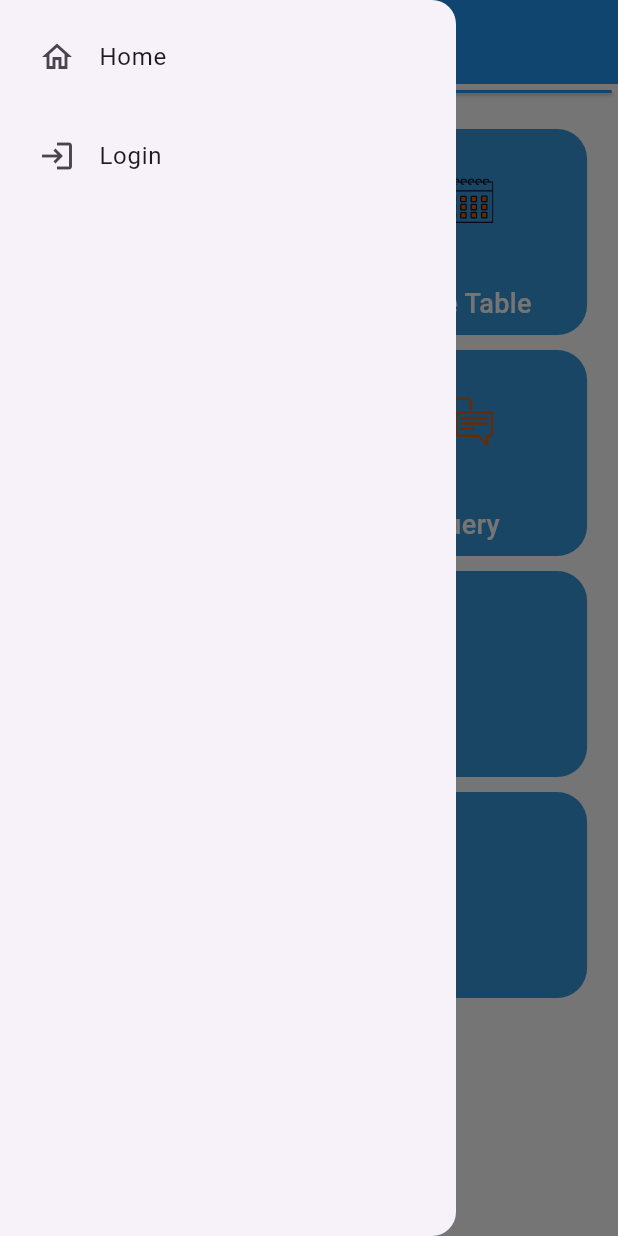
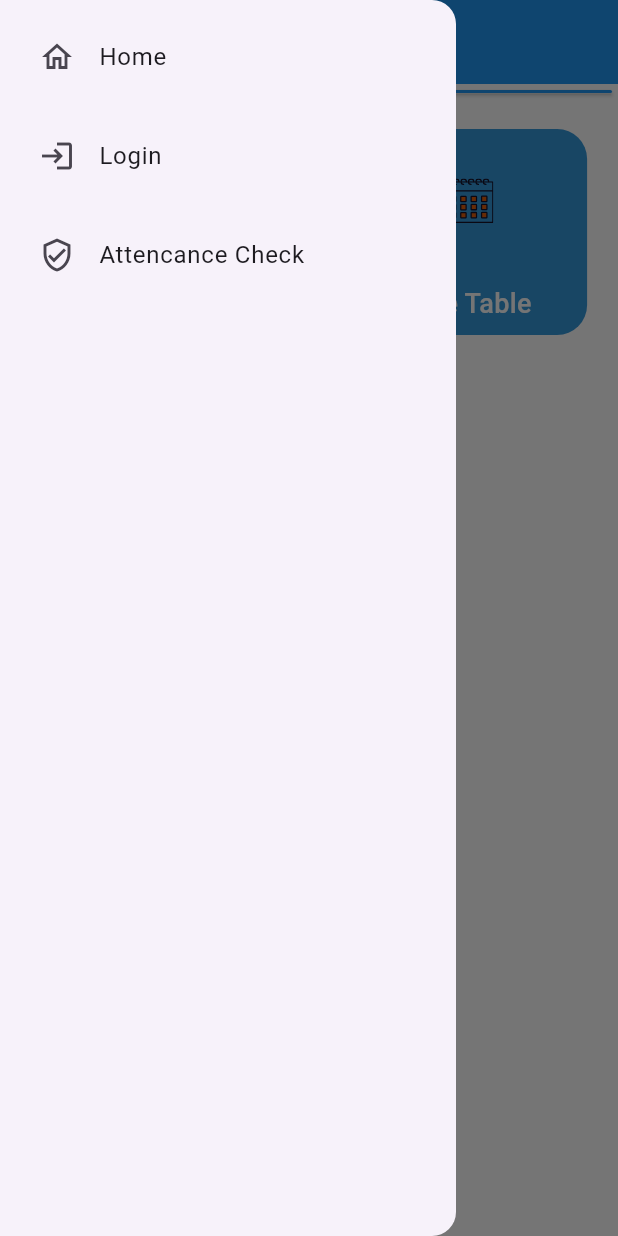
Before and after one commit to rishabhpandey2305/Attendance-Management-System, a Flutter app: the FacultyHomePage screen opened directly, with the side drawer open, on a phone screen of 412 x 824 dp. Run offline on Flutter 3.47's test engine with Material 3 defaults, Android fonts, the phone set to English and light mode, and no system bars; our stand-ins replace firebase_auth, firebase_core, flutter_svg, google_fonts, shared_preferences, table_calendar; accounts and stored records are empty; network calls fail.

Commit message:
attendance check inserted in facuty home page

```diff
--- a/attendance_management_system/lib/presentation/screens/attendance/attendance.dart
+++ b/attendance_management_system/lib/presentation/screens/attendance/attendance.dart
@@ -14,7 +14,7 @@ class AttendanceScreen extends StatefulWidget {
 }
 
 class _AttendanceScreenState extends State<AttendanceScreen> {
-  String uri = "http://192.168.112.183:3000/attendance";
+  String uri = "http://192.168.17.183:3000/attendance";
 
   Future<void> getRecord() async {
     try {
--- a/attendance_management_system/lib/presentation/screens/attendance/attendanceCheck.dart
+++ b/attendance_management_system/lib/presentation/screens/attendance/attendanceCheck.dart
@@ -1,5 +1,4 @@
 import 'package:attendance_management_system/presentation/resources/custom_button.dart';
-import 'package:attendance_management_system/presentation/resources/res.dart';
 import 'package:flutter/material.dart';
 import 'package:http/http.dart' as http;
 import 'dart:convert';
@@ -19,7 +18,7 @@ class _AttendanceCheckState extends State<AttendanceCheck> {
   Future<void> _checkAttendance() async {
     try {
       final response = await http.get(Uri.parse(
-          'http://192.168.112.183:3000/attendancePercentage/$enrollmentNumber/$subjectName'));
+          'http://192.168.17.183:3000/attendancePercentage/$enrollmentNumber/$subjectName'));
       if (response.statusCode == 200) {
         final data = json.decode(response.body);
         final parsedAttendancePercentage = data['attendancePercentage'];
--- a/attendance_management_system/lib/presentation/screens/faculty/FacultyHomePage.dart
+++ b/attendance_management_system/lib/presentation/screens/faculty/FacultyHomePage.dart
@@ -3,6 +3,7 @@ import 'package:attendance_management_system/presentation/screens/faculty/subjec
 import 'package:flutter/material.dart';
 import 'package:attendance_management_system/presentation/resources/res.dart';
 import 'package:flutter_svg/flutter_svg.dart';
+import 'package:attendance_management_system/presentation/screens/attendance/attendanceCheck.dart';
 
 class FacultyHomePage extends StatelessWidget {
   const FacultyHomePage({super.key});
@@ -98,99 +99,6 @@ class FacultyHomePage extends StatelessWidget {
                       ),
                     ],
                   ),
-                  Row(
-                    mainAxisAlignment: MainAxisAlignment.spaceAround,
-                    children: [
-                      Container(
-                        margin: const EdgeInsets.only(top: 10),
-                        width: MediaQuery.of(context).size.width / 2.5,
-                        height: MediaQuery.of(context).size.height / 6,
-                        decoration: BoxDecoration(
-                            color: const Color(0xFF3498db),
-                            borderRadius: BorderRadius.circular(20)),
-                        child: Column(
-                          mainAxisAlignment: MainAxisAlignment.spaceAround,
-                          crossAxisAlignment: CrossAxisAlignment.center,
-                          children: [
-                            SvgPicture.asset(
-                              assets.notification,
-                              height: 80,
-                              width: 40,
-                            ),
-                            Text(
-                              "Notifications",
-                              style: styles.regularText,
-                            )
-                          ],
-                        ),
-                      ),
-                      Container(
-                        margin: const EdgeInsets.only(top: 10),
-                        width: MediaQuery.of(context).size.width / 2.5,
-                        height: MediaQuery.of(context).size.height / 6,
-                        decoration: BoxDecoration(
-                            color: const Color(0xFF3498db),
-                            borderRadius: BorderRadius.circular(20)),
-                        child: Column(
-                          mainAxisAlignment: MainAxisAlignment.spaceAround,
-                          crossAxisAlignment: CrossAxisAlignment.center,
-                          children: [
-                            SvgPicture.asset(
-                              assets.query,
-                              height: 80,
-                              width: 40,
-                            ),
-                            Text(
-                              "Query",
-                              style: styles.regularText,
-                            )
-                          ],
-                        ),
-                      ),
-                    ],
-                  ),
-                  Row(
-                    mainAxisAlignment: MainAxisAlignment.spaceAround,
-                    children: [
-                      Container(
-                        margin: const EdgeInsets.only(top: 10),
-                        width: MediaQuery.of(context).size.width / 2.5,
-                        height: MediaQuery.of(context).size.height / 6,
-                        decoration: BoxDecoration(
-                            color: const Color(0xFF3498db),
-                            borderRadius: BorderRadius.circular(20)),
-                      ),
-                      Container(
-                        margin: const EdgeInsets.only(top: 10),
-                        width: MediaQuery.of(context).size.width / 2.5,
-                        height: MediaQuery.of(context).size.height / 6,
-                        decoration: BoxDecoration(
-                            color: const Color(0xFF3498db),
-                            borderRadius: BorderRadius.circular(20)),
-                      ),
-                    ],
-                  ),
-                  Row(
-                    mainAxisAlignment: MainAxisAlignment.spaceAround,
-                    children: [
-                      Container(
-                        margin: const EdgeInsets.only(top: 10),
-                        width: MediaQuery.of(context).size.width / 2.5,
-                        height: MediaQuery.of(context).size.height / 6,
-                        decoration: BoxDecoration(
-                            color: const Color(0xFF3498db),
-                            borderRadius: BorderRadius.circular(20)),
-                      ),
-                      Container(
-                        margin: const EdgeInsets.only(top: 10),
-                        width: MediaQuery.of(context).size.width / 2.5,
-                        height: MediaQuery.of(context).size.height / 6,
-                        decoration: BoxDecoration(
-                            color: const Color(0xFF3498db),
-                            borderRadius: BorderRadius.circular(20)),
-                      ),
-                    ],
-                  ),
                 ],
               ),
             ),
@@ -234,6 +142,12 @@ class NavigationDrawer extends StatelessWidget {
               onTap: () => Navigator.of(context).push(MaterialPageRoute(
                   builder: (context) => const FacultyLogin())),
             ),
+            ListTile(
+              leading: const Icon(Icons.verified_user_outlined),
+              title: const Text('Attencance Check'),
+              onTap: () => Navigator.of(context).push(MaterialPageRoute(
+                  builder: (context) => const AttendanceCheck())),
+            ),
           ],
         ),
       );
--- a/attendance_management_system/lib/presentation/screens/faculty/FacultySignup.dart
+++ b/attendance_management_system/lib/presentation/screens/faculty/FacultySignup.dart
@@ -30,7 +30,7 @@
       onTap: () => FocusManager.instance.primaryFocus?.unfocus(),
       child: Scaffold(
           appBar: AppBar(
-            backgroundColor: Color(0xFF3498db),
+            backgroundColor: const Color(0xFF3498db),
             automaticallyImplyLeading: false,
           ),
           body: ListView(
--- a/attendance_management_system/lib/presentation/screens/home_page.dart
+++ b/attendance_management_system/lib/presentation/screens/home_page.dart
@@ -1,5 +1,4 @@
 import 'package:attendance_management_system/presentation/screens/faculty/FacultySignin.dart';
-import 'package:attendance_management_system/presentation/screens/faculty/subject.dart';
 import 'package:attendance_management_system/presentation/screens/attendance/attendanceCheck.dart';
 import 'package:flutter/material.dart';
 import 'package:attendance_management_system/presentation/resources/res.dart';
```
Also changed, not shown: attendance_management_system/assets/icon/degree_hat.png (deleted).
